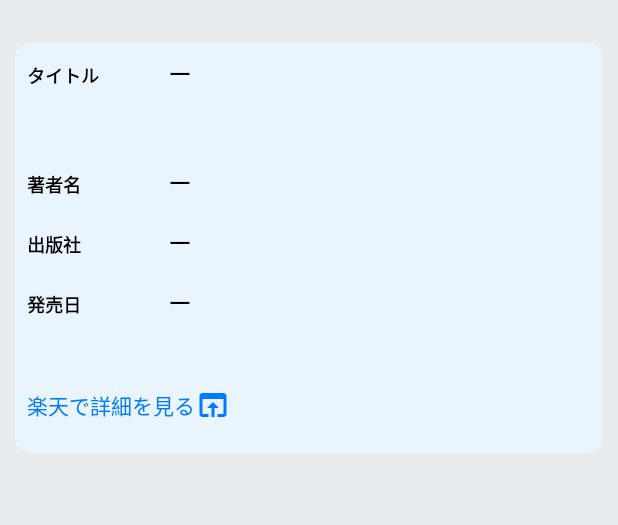
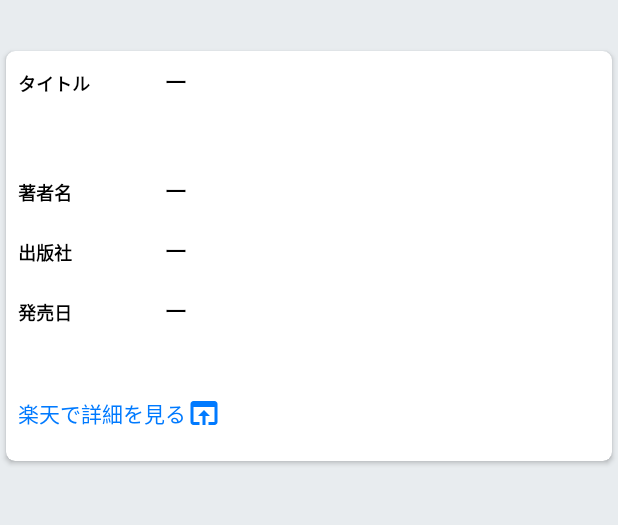
Before and after one commit to highcom/ComicMemo, an Android app: the BookDetailFragment screen opened through its navigation route, on a phone screen of 412 x 824 dp, the part 353-878 px from its top. Run offline under Robolectric (Android 15) with nearby library versions, the phone set to English and light mode, and no system bars; our stand-ins replace AdMob; pictures from the network do not load; 15 statements that could not run were skipped.

Commit message:
人気書籍詳細画面にもCardViewを適用

```diff
--- a/app/src/main/res/layout/fragment_book_detail.xml
+++ b/app/src/main/res/layout/fragment_book_detail.xml
@@ -3,7 +3,9 @@
     xmlns:tools="http://schemas.android.com/tools"
     android:layout_width="match_parent"
     android:layout_height="match_parent"
-    tools:context=".ui.search.BookDetailFragment" >
+    android:background="@color/sirahanairo"
+    xmlns:app="http://schemas.android.com/apk/res-auto"
+    tools:context=".ui.search.BookDetailFragment">
 
     <RelativeLayout
         android:layout_width="match_parent"
@@ -37,14 +39,18 @@
                 android:text="@string/detail_new_button"/>
         </LinearLayout>
 
-        <LinearLayout
+        <androidx.cardview.widget.CardView
             android:id="@+id/detail_content"
             android:layout_width="match_parent"
             android:layout_height="wrap_content"
-            android:layout_marginLeft="10dp"
-            android:layout_marginRight="10dp"
             android:layout_below="@+id/detail_image_content"
-            android:background="@drawable/shape_rouded_corners"
+            android:background="@color/geppaku"
+            app:cardCornerRadius="6dp"
+            app:cardUseCompatPadding="true">
+
+            <LinearLayout
+                android:layout_width="match_parent"
+                android:layout_height="wrap_content"
                 android:orientation="vertical">
 
                 <LinearLayout
@@ -189,5 +195,6 @@
                     android:drawableRight="@drawable/ic_baseline_open_in_browser_24"
                     android:drawableEnd="@drawable/ic_baseline_open_in_browser_24" />
             </LinearLayout>
+        </androidx.cardview.widget.CardView>
     </RelativeLayout>
 </ScrollView>
```
Lines whose indentation alone changed are shown as unchanged.
